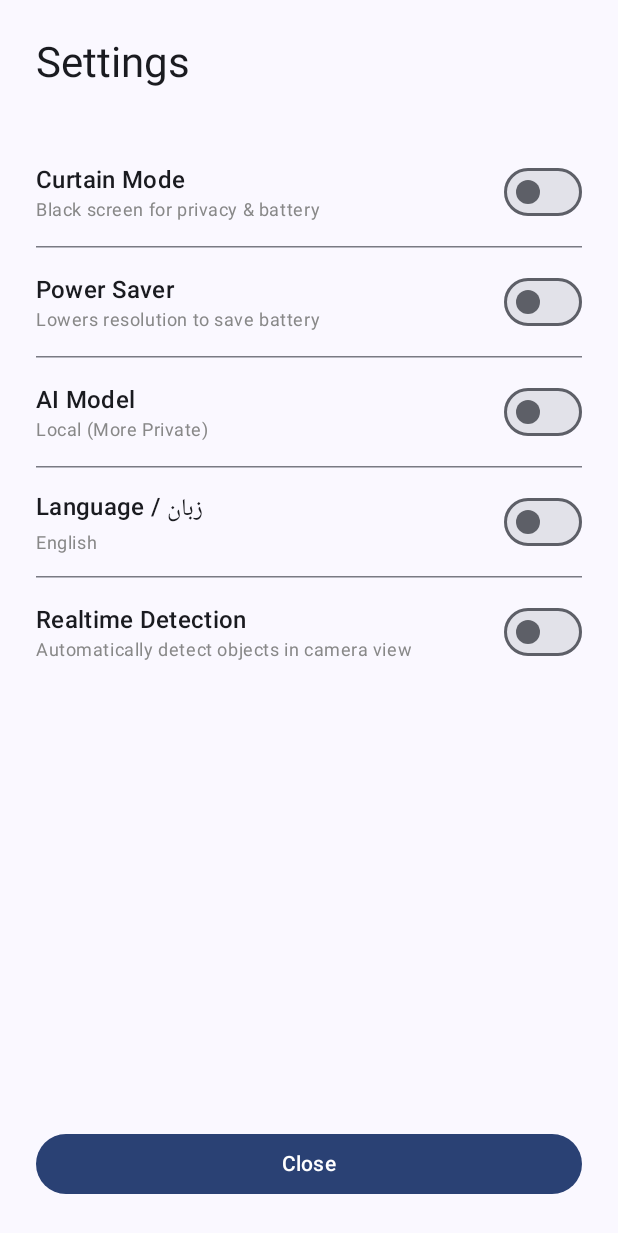
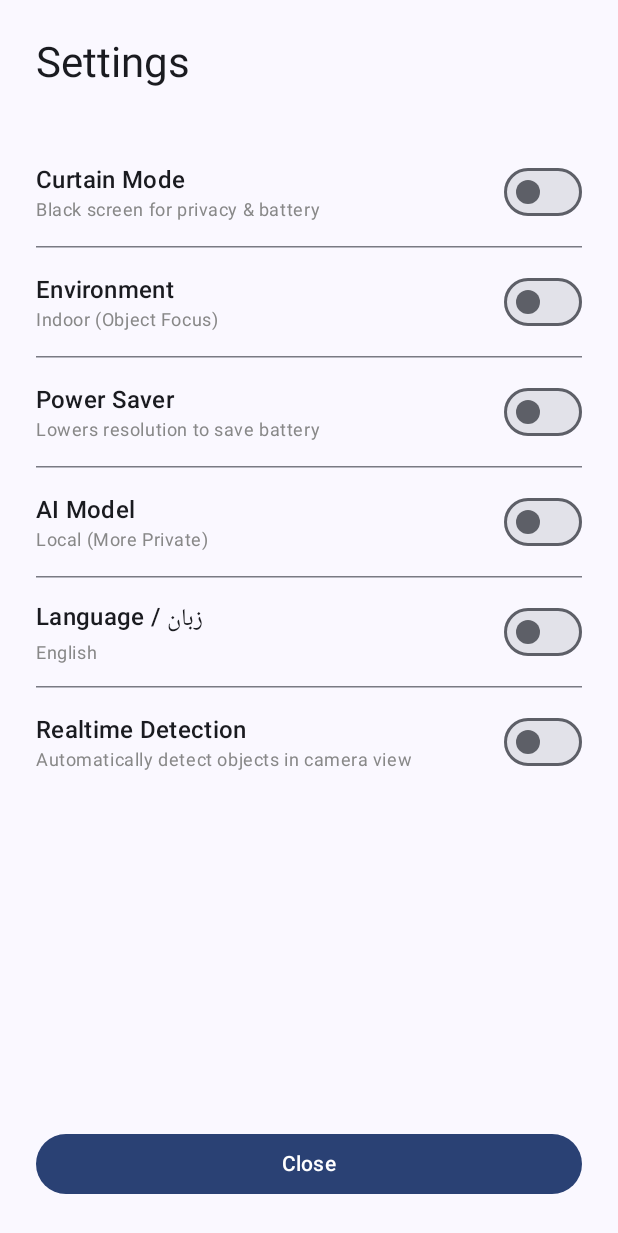
Before and after one commit to Amehran/BeMyEyes, an Android app built with Jetpack Compose: the composable SettingsScreen shown on its own in the app's theme, on a phone screen of 412 x 824 dp. Shown: the top 1233 px of the screen. Run offline under Robolectric (Android 15) with nearby library versions, the phone set to English and light mode, and no system bars.

Commit message:
Android: Add Indoor/Outdoor environment context setting

```diff
--- a/app/src/main/java/com/amehran/bemyeyes/presentation/ui/camera/CameraScreen.kt
+++ b/app/src/main/java/com/amehran/bemyeyes/presentation/ui/camera/CameraScreen.kt
@@ -65,6 +65,7 @@ fun CameraScreen(viewModel: CameraViewModel = hiltViewModel()) {
     val isCloudMode by viewModel.isCloudMode.collectAsState()
     val isFarsi by viewModel.isFarsi.collectAsState()
     val isPowerSaverMode by viewModel.isPowerSaverMode.collectAsState()
+    val isOutdoorMode by viewModel.isOutdoorMode.collectAsState()
 
     var showSettings by remember { mutableStateOf(false) }
 
@@ -163,7 +164,9 @@ fun CameraScreen(viewModel: CameraViewModel = hiltViewModel()) {
                     isRealtimeDetectionEnabled = isRealtimeDetectionEnabled,
                     onRealtimeDetectionChange = { viewModel.setRealtimeDetectionEnabled(it) },
                     isPowerSaverMode = isPowerSaverMode,
-                    onPowerSaverChange = { viewModel.setPowerSaverMode(it) }
+                    onPowerSaverChange = { viewModel.setPowerSaverMode(it) },
+                    isOutdoorMode = isOutdoorMode,
+                    onOutdoorModeChange = { viewModel.setOutdoorMode(it) }
                 )
             }
         }
--- a/app/src/main/java/com/amehran/bemyeyes/presentation/ui/settings/SettingsScreen.kt
+++ b/app/src/main/java/com/amehran/bemyeyes/presentation/ui/settings/SettingsScreen.kt
@@ -21,7 +21,9 @@ fun SettingsScreen(
     isRealtimeDetectionEnabled: Boolean,
     onRealtimeDetectionChange: (Boolean) -> Unit,
     isPowerSaverMode: Boolean,
-    onPowerSaverChange: (Boolean) -> Unit
+    onPowerSaverChange: (Boolean) -> Unit,
+    isOutdoorMode: Boolean,
+    onOutdoorModeChange: (Boolean) -> Unit
 ) {
     androidx.activity.compose.BackHandler {
         onDismiss()
@@ -66,6 +68,33 @@ fun SettingsScreen(
                 Switch(
                     checked = isCurtainMode,
                     onCheckedChange = onCurtainModeChange
+                )
+            }
+
+            HorizontalDivider()
+
+            // Environment Setting
+            Row(
+                modifier = Modifier
+                    .fillMaxWidth()
+                    .padding(vertical = 12.dp),
+                verticalAlignment = Alignment.CenterVertically,
+                horizontalArrangement = Arrangement.SpaceBetween
+            ) {
+                Column(modifier = Modifier.weight(1f)) {
+                    Text(
+                        text = "Environment",
+                        style = MaterialTheme.typography.titleMedium
+                    )
+                    Text(
+                        text = if (isOutdoorMode) "Outdoor (Navigation Focus)" else "Indoor (Object Focus)",
+                        style = MaterialTheme.typography.bodySmall,
+                        color = Color.Gray
+                    )
+                }
+                Switch(
+                    checked = isOutdoorMode,
+                    onCheckedChange = onOutdoorModeChange
                 )
             }
 
```
Also changed, not shown: app/src/main/java/com/amehran/bemyeyes/presentation/ui/camera/CameraViewModel.kt (+16 -1 lines).
